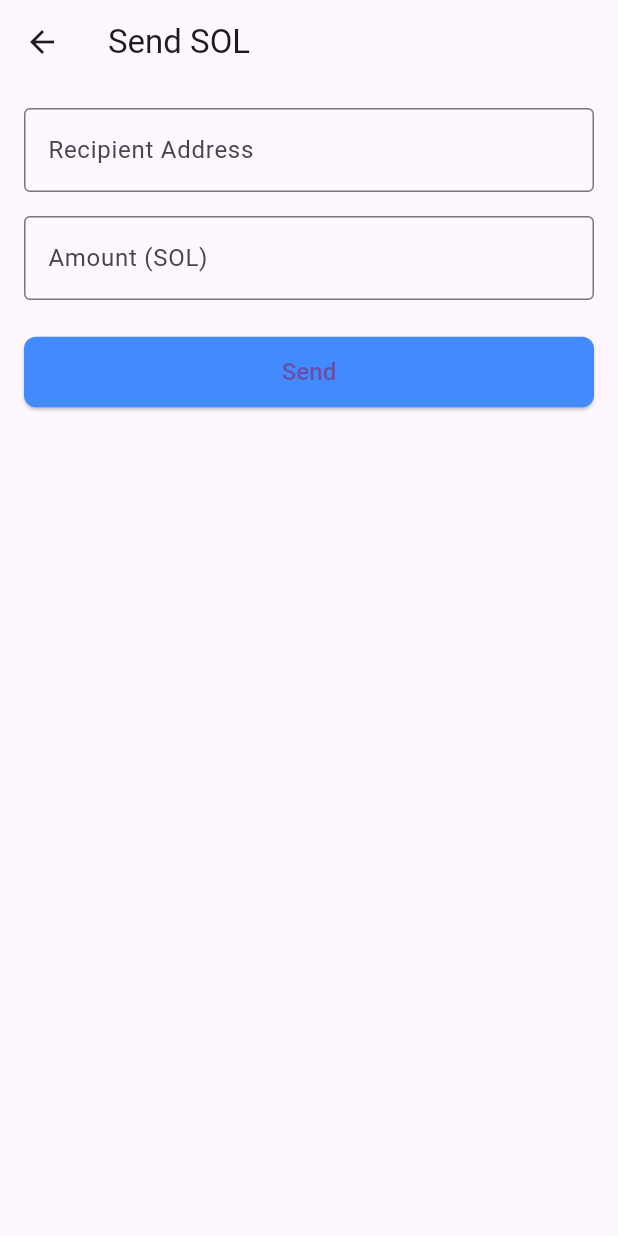
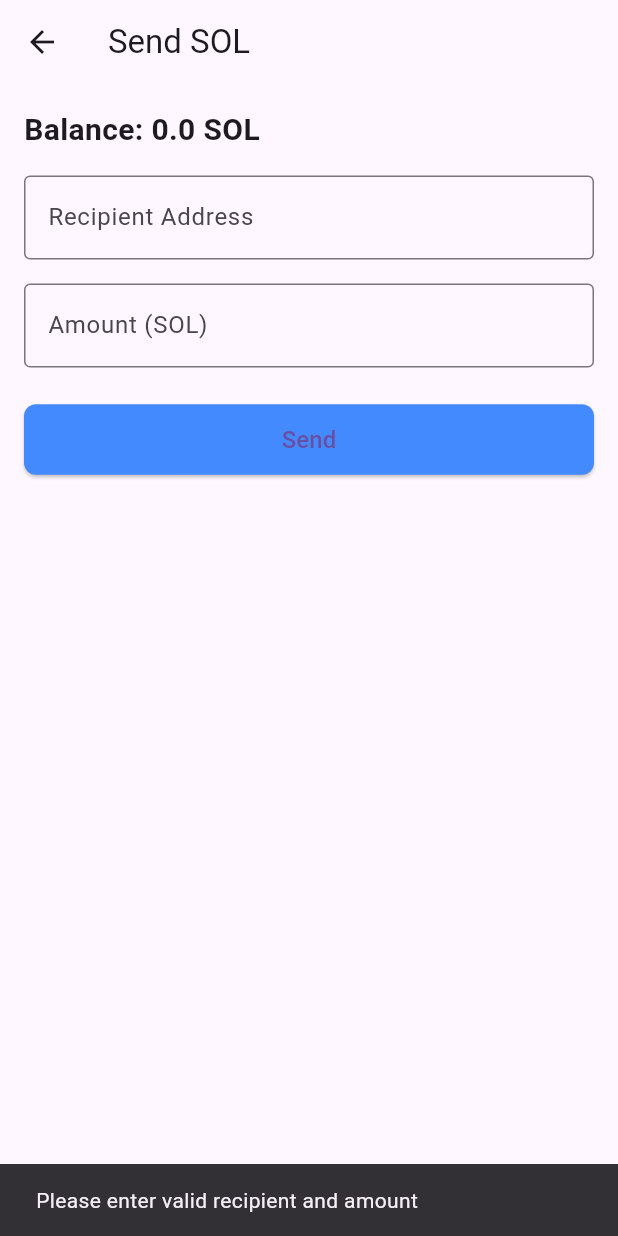
Before and after one commit to emfarih/learn_solana, a Flutter app: the SendScreen screen opened directly, after a tap on "Send", on a phone screen of 412 x 824 dp. Run offline on Flutter 3.47's test engine with Material 3 defaults, Android fonts, the phone set to English and light mode, and no system bars; missing offline and left inert: solana_wallet_adapter, solana_web3.

Commit message:
Basic initial function (connect and send) working properly

```diff
--- a/02_tokens_and_nfts/06_token_and_nft/lib/send_screen.dart
+++ b/02_tokens_and_nfts/06_token_and_nft/lib/send_screen.dart
@@ -20,6 +20,12 @@ class SendScreen extends StatelessWidget {
         child: Column(
           crossAxisAlignment: CrossAxisAlignment.stretch,
           children: [
+            // Display wallet balance
+            Text(
+              'Balance: ${walletProvider.balance} SOL',
+              style: const TextStyle(fontSize: 20, fontWeight: FontWeight.bold),
+            ),
+            const SizedBox(height: 16),
             TextField(
               controller: receiverController,
               decoration: const InputDecoration(
@@ -38,11 +44,39 @@ class SendScreen extends StatelessWidget {
             ),
             const SizedBox(height: 24),
             ElevatedButton(
-              onPressed: () {
+              onPressed: () async {
                 final recipient = receiverController.text;
-                final amount = amountController.text;
-                print('Sending $amount SOL to $recipient');
-                walletProvider.sendSol(recipient, double.parse(amount));
+                final amount = double.tryParse(amountController.text);
+
+                // Validate input
+                if (recipient.isEmpty || amount == null || amount <= 0) {
+                  ScaffoldMessenger.of(context).showSnackBar(
+                    const SnackBar(
+                        content:
+                            Text('Please enter valid recipient and amount')),
+                  );
+                  return;
+                }
+
+                // Attempt to send SOL
+                final signature =
+                    await walletProvider.sendSol(recipient, amount);
+
+                if (signature != null) {
+                  ScaffoldMessenger.of(context).showSnackBar(
+                    SnackBar(
+                        content: Text(
+                            'Successfully sent $amount SOL. Signature: $signature')),
+                  );
+                } else {
+                  ScaffoldMessenger.of(context).showSnackBar(
+                    const SnackBar(
+                        content: Text('Transaction failed. Please try again.')),
+                  );
+                }
+
+                // Optionally, refresh the balance after the transaction
+                await walletProvider.updateBalance();
               },
               style: ElevatedButton.styleFrom(
                 padding: const EdgeInsets.symmetric(vertical: 12.0),
```
Also changed, not shown: 02_tokens_and_nfts/06_token_and_nft/lib/home_screen.dart (+17 -0 lines), 02_tokens_and_nfts/06_token_and_nft/lib/main.dart (+15 -0 lines), 02_tokens_and_nfts/06_token_and_nft/lib/wallet_provider.dart (+26 -24 lines).
